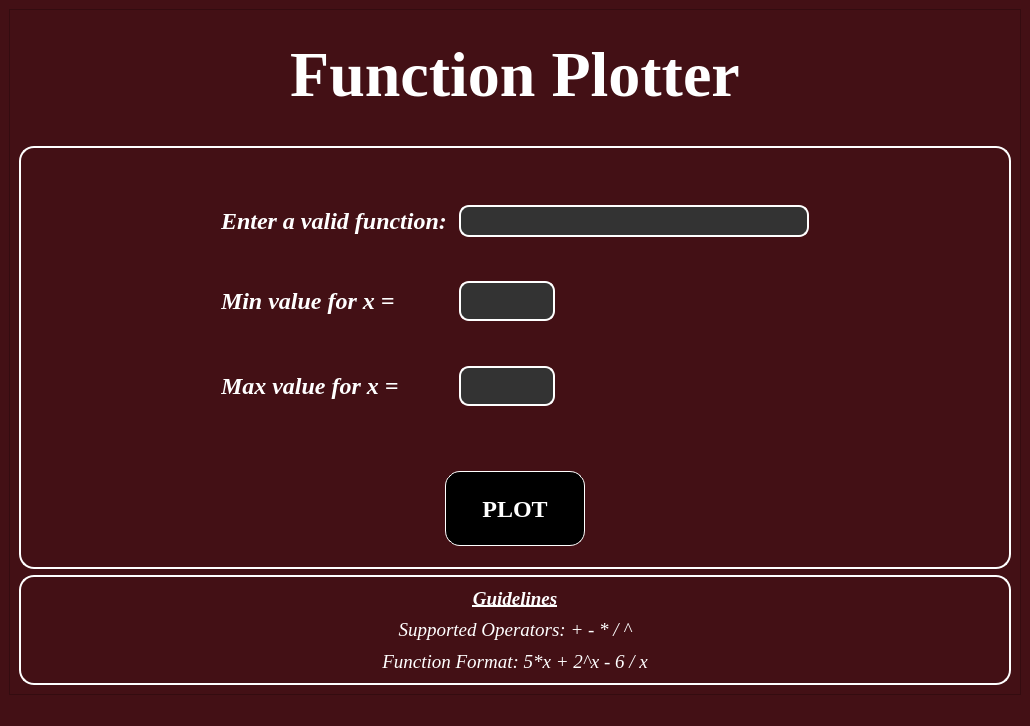
AbdelrahmanHamdyy/Function-Plotter, file Design.ui: the form before one commit.
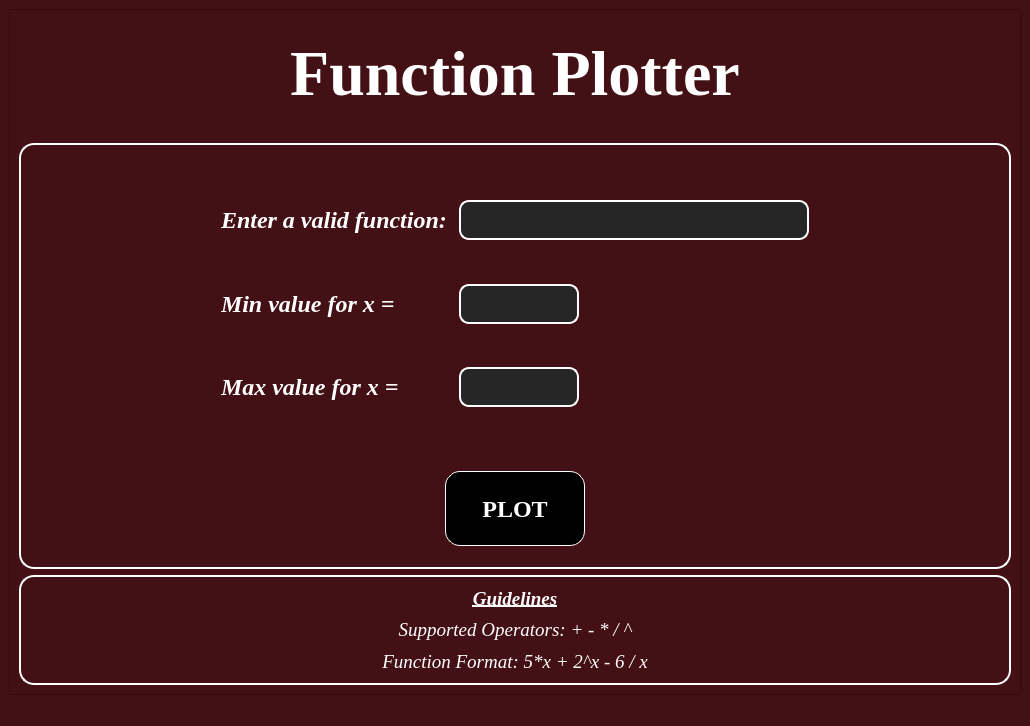
The form after the commit.

Diff of the .ui file:
```diff
--- a/Design.ui
+++ b/Design.ui
@@ -523,7 +523,7 @@
                </property>
                <property name="maximumSize">
                 <size>
-                 <width>96</width>
+                 <width>120</width>
                  <height>16777215</height>
                 </size>
                </property>
@@ -535,12 +535,15 @@
                </property>
                <property name="styleSheet">
                 <string notr="true">#Min {
-	background-color: #333333;
+	background-color: #262626;
 	border: 2px solid white;
 	border-radius: 10px;
-	padding: 4px;
+	padding: 5px;
 }</string>
                </property>
+               <property name="clearButtonEnabled">
+                <bool>true</bool>
+               </property>
               </widget>
              </item>
              <item row="5" column="2">
@@ -553,7 +556,7 @@
                </property>
                <property name="maximumSize">
                 <size>
-                 <width>96</width>
+                 <width>120</width>
                  <height>16777215</height>
                 </size>
                </property>
@@ -565,12 +568,15 @@
                </property>
                <property name="styleSheet">
                 <string notr="true">#Max {
-	background-color: #333333;
+	background-color: #262626;
 	border: 2px solid white;
 	border-radius: 10px;
-	padding: 4px;
+	padding: 5px;
 }</string>
                </property>
+               <property name="clearButtonEnabled">
+                <bool>true</bool>
+               </property>
               </widget>
              </item>
              <item row="6" column="1">
@@ -656,36 +662,6 @@
                </property>
               </spacer>
              </item>
-             <item row="1" column="2">
-              <widget class="QLineEdit" name="Function">
-               <property name="minimumSize">
-                <size>
-                 <width>350</width>
-                 <height>30</height>
-                </size>
-               </property>
-               <property name="maximumSize">
-                <size>
-                 <width>700</width>
-                 <height>16777215</height>
-                </size>
-               </property>
-               <property name="font">
-                <font>
-                 <family>Times New Roman</family>
-                 <pointsize>12</pointsize>
-                </font>
-               </property>
-               <property name="styleSheet">
-                <string notr="true">#Function {
-	background-color: #333333;
-	border: 2px solid white;
-	border-radius: 10px;
-	padding: 4px;
-}</string>
-               </property>
-              </widget>
-             </item>
              <item row="1" column="1">
               <widget class="QLabel" name="label">
                <property name="font">
@@ -734,6 +710,39 @@
                </property>
               </spacer>
              </item>
+             <item row="1" column="2">
+              <widget class="QLineEdit" name="Function">
+               <property name="minimumSize">
+                <size>
+                 <width>350</width>
+                 <height>40</height>
+                </size>
+               </property>
+               <property name="maximumSize">
+                <size>
+                 <width>700</width>
+                 <height>16777215</height>
+                </size>
+               </property>
+               <property name="font">
+                <font>
+                 <family>Times New Roman</family>
+                 <pointsize>14</pointsize>
+                </font>
+               </property>
+               <property name="styleSheet">
+                <string notr="true">#Function {
+	background-color: #262626;
+	border: 2px solid white;
+	border-radius: 10px;
+	padding: 5px;
+}</string>
+               </property>
+               <property name="clearButtonEnabled">
+                <bool>true</bool>
+               </property>
+              </widget>
+             </item>
             </layout>
            </widget>
           </item>
```
